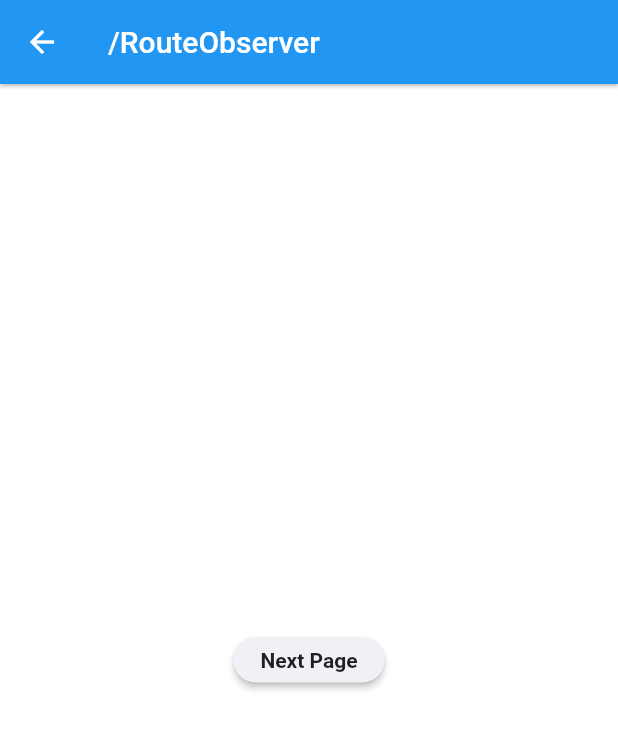
After one commit to mono0926/flutter_mono_kit, a Flutter app: the screen it shows after launch, after a tap on "RouteObserver", on a phone screen of 412 x 824 dp. The commit adds this screen. Shown: the top 729 px of the screen. Run offline on Flutter 3.47's test engine with Material 2 defaults, Android fonts, the phone set to English and light mode, and no system bars; our stand-ins replace flutter_cache_manager, rxdart; missing offline and left inert: simple_logger.

Commit message:
Refactor RouteObserverProvider with provider and add its example

```diff
--- a/example/lib/app.dart
+++ b/example/lib/app.dart
@@ -1,5 +1,6 @@
 import 'package:flutter/cupertino.dart';
 import 'package:flutter/material.dart';
+import 'package:mono_kit/mono_kit.dart';
 
 import 'pages/pages.dart';
 import 'router.dart';
@@ -21,6 +22,7 @@ class App extends StatelessWidget {
         settings: settings,
         builder: (context) => const NotFoundPage(),
       ),
+      navigatorObservers: [RouteObserverProvider.of(context)],
     );
   }
 
--- a/example/lib/pages/home_page.dart
+++ b/example/lib/pages/home_page.dart
@@ -2,6 +2,8 @@ import 'package:example/pages/pages.dart';
 import 'package:flutter/material.dart';
 import 'package:mono_kit/plugins/plugins.dart';
 import 'package:mono_kit/utils/utils.dart';
+
+import 'route_observer_page.dart';
 
 class HomePage extends StatelessWidget {
   const HomePage({
@@ -17,6 +19,13 @@ class HomePage extends StatelessWidget {
       appBar: AppBar(title: Text(title)),
       body: ListView(
         children: [
+          ListTile(
+            title: const Text('RouteObserver'),
+            trailing: const Icon(Icons.chevron_right),
+            onTap: () {
+              Navigator.of(context).pushNamed(RouteObserverPage.routeName);
+            },
+          ),
           ListTile(
             title: const Text('OverflowDetectableText'),
             trailing: const Icon(Icons.chevron_right),
--- /dev/null
+++ b/example/lib/pages/route_observer_page.dart
@@ -0,0 +1,58 @@
+import 'package:example/util/util.dart';
+import 'package:flutter/material.dart';
+import 'package:mono_kit/mono_kit.dart';
+
+class RouteObserverPage extends StatefulWidget {
+  const RouteObserverPage({Key key}) : super(key: key);
+  static const routeName = '/RouteObserver';
+
+  @override
+  _RouteObserverPageState createState() => _RouteObserverPageState();
+}
+
+class _RouteObserverPageState extends State<RouteObserverPage>
+    with RouteAware, RouteObserverMixin {
+  @override
+  Widget build(BuildContext context) {
+    return Scaffold(
+      appBar: AppBar(
+        title: const Text(RouteObserverPage.routeName),
+      ),
+      body: Center(
+        child: RaisedButton(
+          child: const Text('Next Page'),
+          onPressed: () => Navigator.of(context).push<void>(
+            MaterialPageRoute(
+              builder: (context) => const _NextPage(),
+            ),
+          ),
+        ),
+      ),
+    );
+  }
+
+  @override
+  void didPopNext() => logger.fine('didPopNext');
+
+  @override
+  void didPush() => logger.fine('didPush');
+
+  @override
+  void didPop() => logger.fine('didPop');
+
+  @override
+  void didPushNext() => logger.fine('didPushNext');
+}
+
+class _NextPage extends StatelessWidget {
+  const _NextPage({Key key}) : super(key: key);
+  @override
+  Widget build(BuildContext context) {
+    return Scaffold(
+      appBar: AppBar(),
+      body: Center(
+        child: const Text('Next page'),
+      ),
+    );
+  }
+}
--- a/example/lib/router.dart
+++ b/example/lib/router.dart
@@ -1,10 +1,13 @@
 import 'package:example/pages/pages.dart';
 import 'package:flutter/material.dart';
+
+import 'pages/route_observer_page.dart';
 
 class Router {
   final Map<String, Widget Function(BuildContext context)> pushRoutes = {
     OverflowDetectableTextPage.routeName: (context) =>
         const OverflowDetectableTextPage(),
+    RouteObserverPage.routeName: (context) => const RouteObserverPage(),
   };
 
   Route handle(RouteSettings settings) {
--- /dev/null
+++ b/example/lib/util/logger.dart
@@ -0,0 +1,8 @@
+import 'package:simple_logger/simple_logger.dart';
+
+final SimpleLogger logger = SimpleLogger()
+  ..mode = LoggerMode.print
+  ..setLevel(
+    Level.FINEST,
+    includeCallerInfo: true,
+  );
--- /dev/null
+++ b/example/lib/util/util.dart
@@ -0,0 +1 @@
+export 'logger.dart';
--- a/example/pubspec.yaml
+++ b/example/pubspec.yaml
@@ -1,6 +1,6 @@
 name: example
 description: A example of mono_kit.
-version: 1.0.0
+version: 1.0.0+1
 environment:
   sdk: ">=2.2.2 <3.0.0"
 dependencies:
@@ -9,6 +9,7 @@ dependencies:
   cupertino_icons: ^0.1.2
   mono_kit:
     path: ../../mono_kit
+  simple_logger: ^1.5.1
 dev_dependencies:
   flutter_test:
     sdk: flutter
--- a/lib/routes/observer/route_observer_mixin.dart
+++ b/lib/routes/observer/route_observer_mixin.dart
@@ -1,6 +1,5 @@
 import 'package:flutter/widgets.dart';
-
-import 'route_observer_provider.dart';
+import 'package:provider/provider.dart';
 
 mixin RouteObserverMixin<T extends StatefulWidget> on State<T>, RouteAware {
   RouteObserver<ModalRoute> _routeObserver;
@@ -13,7 +12,7 @@ mixin RouteObserverMixin<T extends StatefulWidget> on State<T>, RouteAware {
       return;
     }
     // dispose時にはcontextにアクセスできないのでこのタイミングで保持しておく
-    _routeObserver = RouteObserverProvider.of(context)
+    _routeObserver = Provider.of(context, listen: false)
       ..subscribe(
         this,
         ModalRoute.of(context),
--- a/lib/routes/observer/route_observer_provider.dart
+++ b/lib/routes/observer/route_observer_provider.dart
@@ -1,22 +1,20 @@
 import 'package:flutter/widgets.dart';
+import 'package:provider/provider.dart';
 
-class RouteObserverProvider extends InheritedWidget {
-  const RouteObserverProvider({
+class RouteObserverProvider extends Provider<RouteObserver<ModalRoute>> {
+  RouteObserverProvider({
     Key key,
-    @required this.observer,
     @required Widget child,
-  }) : super(
+  }) : super.value(
+          value: RouteObserver<ModalRoute>(),
           key: key,
           child: child,
+          updateShouldNotify: (_, __) => false,
         );
 
-  final RouteObserver<ModalRoute> observer;
-
-  @override
-  bool updateShouldNotify(InheritedWidget oldWidget) => false;
-
-  static RouteObserver<ModalRoute> of(BuildContext context) => (context
-          .ancestorInheritedElementForWidgetOfExactType(RouteObserverProvider)
-          ?.widget as RouteObserverProvider)
-      ?.observer;
+  static RouteObserver<ModalRoute> of(BuildContext context) =>
+      Provider.of<RouteObserver<ModalRoute>>(
+        context,
+        listen: false,
+      );
 }
--- a/pubspec.yaml
+++ b/pubspec.yaml
@@ -1,6 +1,6 @@
 name: mono_kit
 description: A collection of convenient widgets and utils made by mono. Under construction now.
-version: 0.1.1+2
+version: 0.2.0
 author: Masayuki Ono <mono0926@gmail.com>
 homepage: https://github.com/mono0926/flutter_mono_kit
 environment:
```
Also changed, not shown: example/lib/main.dart (+6 -1 lines), example/pubspec.lock, 2 other files.
